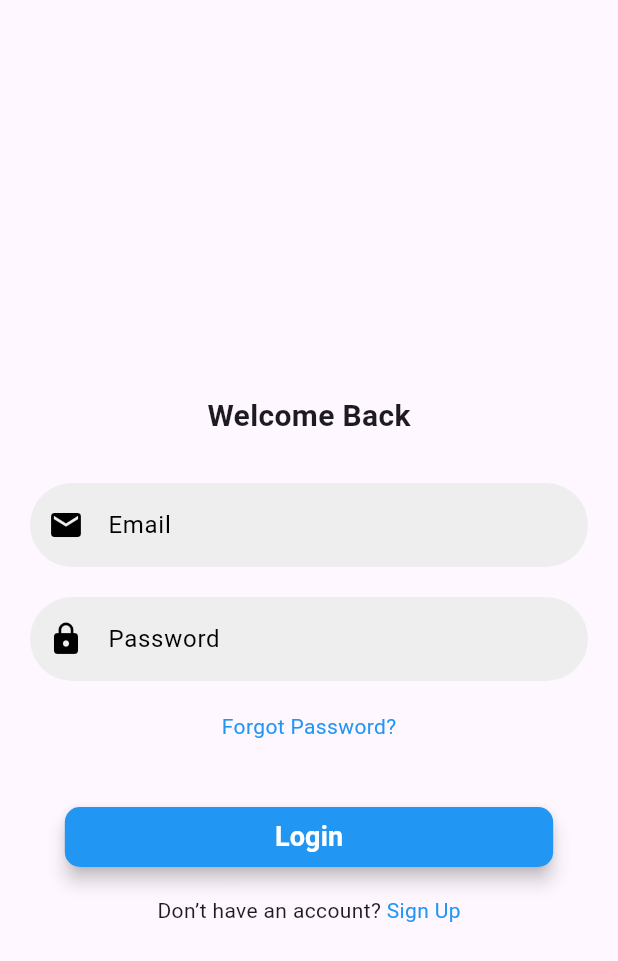
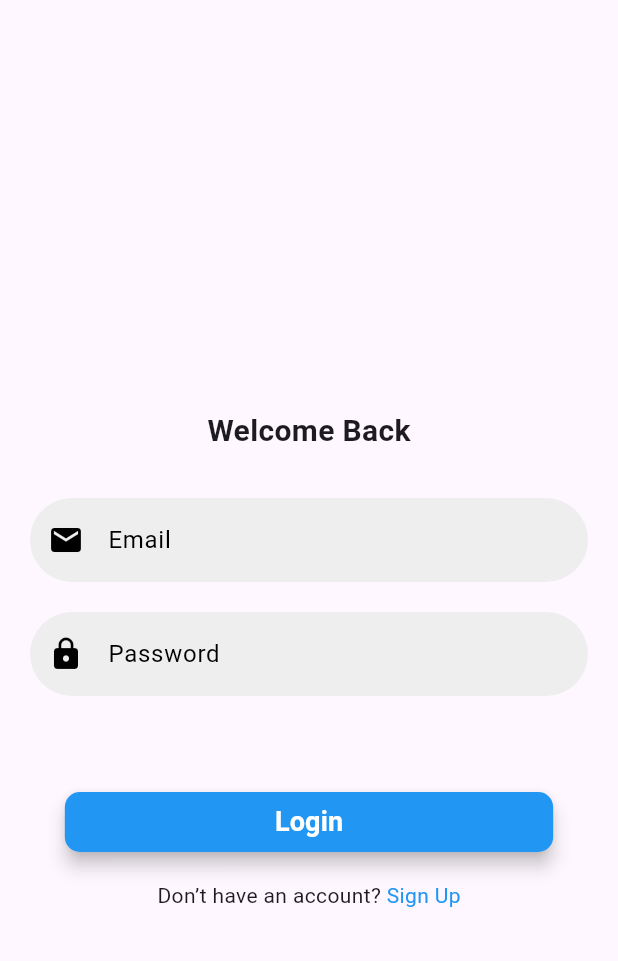
Before and after one commit to Yasir-72/News-App, a Flutter app: the screen it shows after launch, on a phone screen of 412 x 824 dp. Shown: the top 961 px of the screen. Run offline on Flutter 3.47's test engine with Material 3 defaults, Android fonts, the phone set to English and light mode, and no system bars; our stand-ins replace carousel_slider, firebase_auth, firebase_core, hive, shared_preferences; accounts and stored records are empty.

Commit message:
Refactored LoginPage and RegisterPage to remove unused imports and update navigation routes

```diff
--- a/lib/view/screens/RejisterPage.dart
+++ b/lib/view/screens/RejisterPage.dart
@@ -1,6 +1,5 @@
 import 'package:flutter/material.dart';
 import 'package:news_app/view/screens/loginpage.dart';
-import 'package:cloud_firestore/cloud_firestore.dart';
 import 'package:firebase_auth/firebase_auth.dart';
 
 class RegisterPage extends StatefulWidget {
--- a/lib/view/screens/loginpage.dart
+++ b/lib/view/screens/loginpage.dart
@@ -1,7 +1,7 @@
 import 'package:flutter/material.dart';
 import 'package:firebase_auth/firebase_auth.dart';
 import 'package:news_app/view/screens/RejisterPage.dart';
-import 'package:news_app/view/screens/homepage.dart';
+import 'package:news_app/view/screens/bottomBar.dart';
 
 class LoginPage extends StatefulWidget {
   const LoginPage({super.key});
@@ -18,6 +18,7 @@ class _LoginPageState extends State<LoginPage> {
   final TextEditingController _passwordController = TextEditingController();
 
   bool _isLoading = false;
+  bool _isSubmitted = false;
 
   // Email Validation Function
   String? _validateEmail(String? value) {
@@ -64,7 +65,7 @@ class _LoginPageState extends State<LoginPage> {
       // Navigate to HomePage on successful login
       Navigator.pushReplacement(
         context,
-        MaterialPageRoute(builder: (context) => HomePage()),
+        MaterialPageRoute(builder: (context) => BottomBar()),
       );
     } catch (e) {
       String errorMessage = "Login Failed. Please try again.";
@@ -117,7 +118,8 @@ class _LoginPageState extends State<LoginPage> {
                   TextFormField(
                     controller: _emailController,
                     decoration: _inputDecoration("Email", Icons.email),
-                    validator: _validateEmail,
+                    validator: (value) =>
+                        _isSubmitted ? _validateEmail(value) : null,
                     keyboardType: TextInputType.emailAddress,
                   ),
                   SizedBox(height: 20),
@@ -126,18 +128,19 @@ class _LoginPageState extends State<LoginPage> {
                     controller: _passwordController,
                     obscureText: true, // Hide password
                     decoration: _inputDecoration("Password", Icons.lock),
-                    validator: _validatePassword,
+                    validator: ((value) =>
+                        _isSubmitted ? _validatePassword(value) : null),
                   ),
                   SizedBox(height: 20),
-                  GestureDetector(
-                    onTap: () {
-                      print("Forgot Password clicked");
-                    },
-                    child: Text(
-                      "Forgot Password?",
-                      style: TextStyle(color: Colors.blue),
-                    ),
-                  ),
+                  // GestureDetector(
+                  //   onTap: () {
+                  //     print("Forgot Password clicked");
+                  //   },
+                  //   // child: Text(
+                  //   //   "Forgot Password?",
+                  //   //   style: TextStyle(color: Colors.blue),
+                  //   // ),
+                  // ),
                   SizedBox(height: 40),
                   // Login Button
                   ElevatedButton(
```
